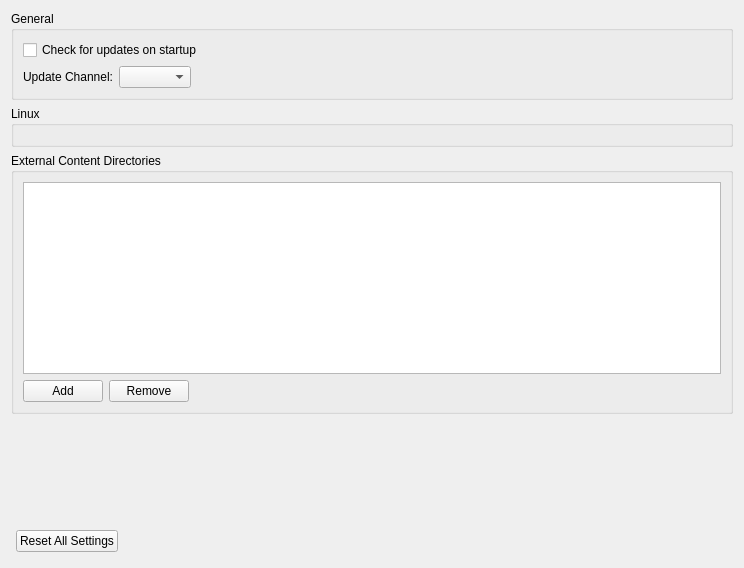
Qt form src/citron/configuration/configure_general.ui (citron-neo/emulator) before a commit.
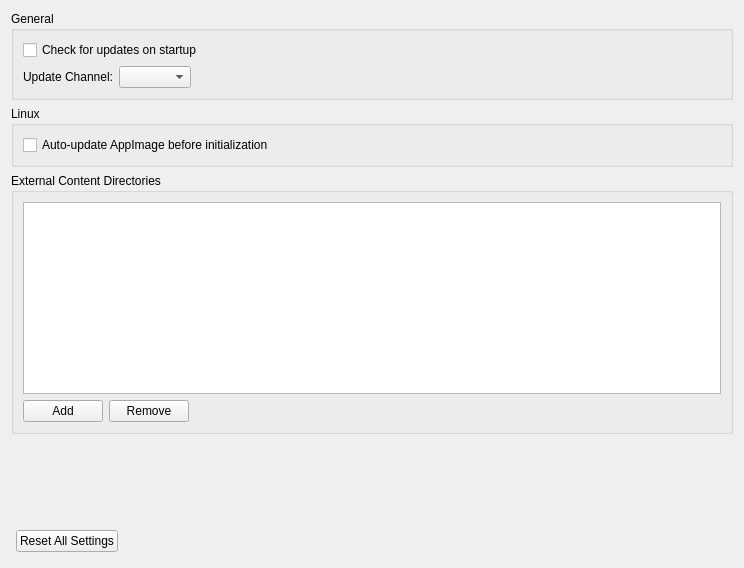
The same form after that commit.

Commit message: feat: Linux Auto Updater functionality

Patch:
```diff
--- a/src/citron/configuration/configure_general.ui
+++ b/src/citron/configuration/configure_general.ui
@@ -114,6 +114,13 @@
            <property name="bottomMargin">
             <number>0</number>
            </property>
+           <item>
+            <widget class="QCheckBox" name="auto_update_before_init_checkbox">
+             <property name="text">
+              <string>Auto-update AppImage before initialization</string>
+             </property>
+            </widget>
+           </item>
           </layout>
          </widget>
         </item>
```
The commit also changes 7 other files.
